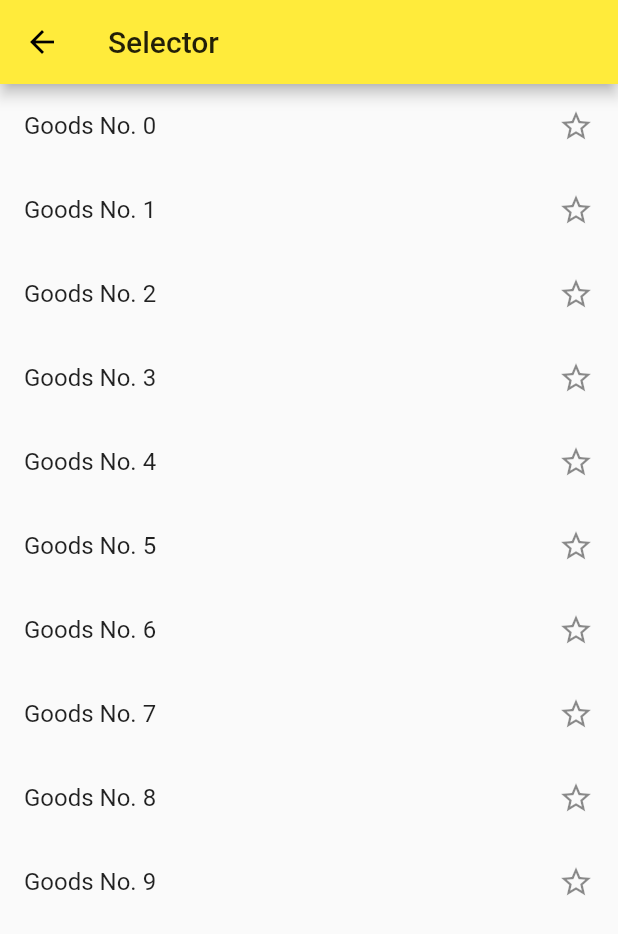
After one commit to SunshineBrother/FlutterDemo, a Flutter app: the MyProviderPage screen opened directly, after a tap on "selector", on a phone screen of 412 x 824 dp. The commit adds this screen. Shown: the top 934 px of the screen. Run offline on Flutter 3.47's test engine with Material 2 defaults, Android fonts, the phone set to English and light mode, and no system bars; our stand-ins replace toast.

Commit message:
Flutter 状态管理(Provider)

```diff
--- a/flutter_app_demo/lib/base/method_channel_page/method_channel_page.dart
+++ b/flutter_app_demo/lib/base/method_channel_page/method_channel_page.dart
@@ -1,7 +1,6 @@
 import 'package:flutter/foundation.dart';
 import 'package:flutter/material.dart';
 import 'package:flutter/services.dart';
-
 
 // 声明 MethodChannel
 const platform = MethodChannel('flutter_postData');
--- /dev/null
+++ b/flutter_app_demo/lib/base/provider_page/provider_page.dart
@@ -0,0 +1,91 @@
+import 'package:flutter/material.dart';
+import 'package:flutter_app_demo/base/provider_page/color_model.dart';
+import 'package:flutter_app_demo/base/provider_page/counter_model.dart';
+import 'package:flutter_app_demo/base/provider_page/provider_selector.dart';
+import 'package:flutter_app_demo/const.dart';
+import 'package:provider/provider.dart';
+class MyProviderPage extends StatelessWidget {
+  @override
+  Widget build(BuildContext context) {
+    return Scaffold(
+        appBar: AppBar(title: Text('Flutter 状态管理(Provider)'),),
+        // 通过 Provider 组件封装数据资源
+        body: FirstProviderPage()
+    );
+  }
+}
+class FirstProviderPage extends StatefulWidget {
+  @override
+  _FirstProviderPageState createState() => _FirstProviderPageState();
+}
+
+class _FirstProviderPageState extends State<FirstProviderPage> {
+  @override
+  Widget build(BuildContext context) {
+    // 取出资源
+    final _counter = Provider.of<CounterModel>(context);
+    return Container(
+      child: Column(
+        children: [
+          // 展示资源中的数据
+          Text('Counter: ${_counter.counter}'),
+          // 用资源更新方法来设置按钮点击回调
+          RaisedButton(
+              child: Text('进入二级界面'),
+              onPressed: (){
+                Navigator.of(context).push(MaterialPageRoute(builder: (context) => SecondProviderPage()));
+              }),
+          RaisedButton(
+              child: Text('selector'),
+              onPressed: (){
+                Navigator.of(context).push(MaterialPageRoute(builder: (context) => GoodsProviderPage()));
+              })
+        ],
+      ),
+    );
+  }
+}
+
+
+class SecondProviderPage extends StatefulWidget {
+  @override
+  _SecondProviderPageState createState() => _SecondProviderPageState();
+}
+
+class _SecondProviderPageState extends State<SecondProviderPage> {
+  @override
+  Widget build(BuildContext context) {
+    return Scaffold(
+      appBar: AppBar(title: Text('SecondProviderPage'),),
+      body: Column(
+        children: [
+          // 使用 Consumer 来封装 counter 的读取
+          Consumer2<CounterModel,ColorModel>(
+            //builder 函数可以直接获取到 counter 参数
+            builder: (context,CounterModel count,ColorModel colormodel,_) {
+              return Text('Counter: ${count.counter}',
+                style: TextStyle(color: colormodel.color),);
+            }),
+
+          // 使用 Consumer 来封装 increment 的读取
+          Consumer2<CounterModel,ColorModel>(
+            //builder 函数可以直接获取到 increment 参数
+            builder: (context, CounterModel counter, ColorModel colormodel,child) => RaisedButton(
+            onPressed: (){
+              counter.increment();
+              colormodel.randomColor();
+            },
+            child: Icon(Icons.add))),
+          TestView(),
+        ])
+    );
+  }
+}
+
+class TestView extends StatelessWidget {
+  @override
+  Widget build(BuildContext context) {
+    print('print TestView build');
+    return Container(width: 100,height: 100,color: red);
+  }
+}
--- /dev/null
+++ b/flutter_app_demo/lib/base/provider_page/provider_selector.dart
@@ -0,0 +1,65 @@
+import 'package:flutter/material.dart';
+import 'package:provider/provider.dart';
+class GoodsProviderPage extends StatelessWidget {
+  @override
+  Widget build(BuildContext context) {
+    return Scaffold(
+      appBar: AppBar(title: Text('Selector'),),
+      body: GoodsListScreen(),
+    );
+  }
+}
+
+class GoodsListScreen extends StatelessWidget {
+  @override
+  Widget build(BuildContext context) {
+    return ChangeNotifierProvider(
+      create: (_) => GoodsListProvider(),
+      child: Selector<GoodsListProvider, GoodsListProvider>(
+        shouldRebuild: (pre, next) => false,
+        selector: (context, provider) => provider,
+        builder: (context, provider, child) {
+          return ListView.builder(
+            itemCount: provider.total,
+            itemBuilder: (context, index) {
+              return Selector<GoodsListProvider, Goods>(
+                selector: (context, provider) => provider.goodsList[index],
+                builder: (context, data, child) {
+                  print(('No.${index + 1} rebuild'));
+                  return ListTile(
+                    title: Text(data.goodsName),
+                    trailing: GestureDetector(
+                      onTap: () => provider.collect(index),
+                      child: Icon(
+                          data.isCollection ? Icons.star : Icons.star_border),
+                    ),
+                  );
+                },
+              );
+            },
+          );
+        },
+      ),
+    );
+  }
+}
+
+class GoodsListProvider with ChangeNotifier {
+  List<Goods> _goodsList =
+  List.generate(10, (index) => Goods(false, 'Goods No. $index'));
+
+  get goodsList => _goodsList;
+  get total => _goodsList.length;
+
+  collect(int index) {
+    var good = _goodsList[index];
+    _goodsList[index] = Goods(!good.isCollection, good.goodsName);
+    notifyListeners();
+  }
+}
+
+class Goods{
+  bool isCollection;
+  String goodsName;
+  Goods(this.isCollection,this.goodsName);
+}
--- a/flutter_app_demo/pubspec.yaml
+++ b/flutter_app_demo/pubspec.yaml
@@ -26,6 +26,7 @@ dependencies:
   flutter_staggered_grid_view:
   toast: ^0.1.3
   event_bus: 1.1.0
+  provider:
 
 
 
```
Also changed, not shown: flutter_app_demo/lib/base/base_widget_page.dart (+5 -2 lines), flutter_app_demo/lib/base/provider_page/color_model.dart (added, +19 -0 lines), flutter_app_demo/lib/base/provider_page/counter_model.dart (added, +13 -0 lines), flutter_app_demo/lib/main.dart (+13 -3 lines).
